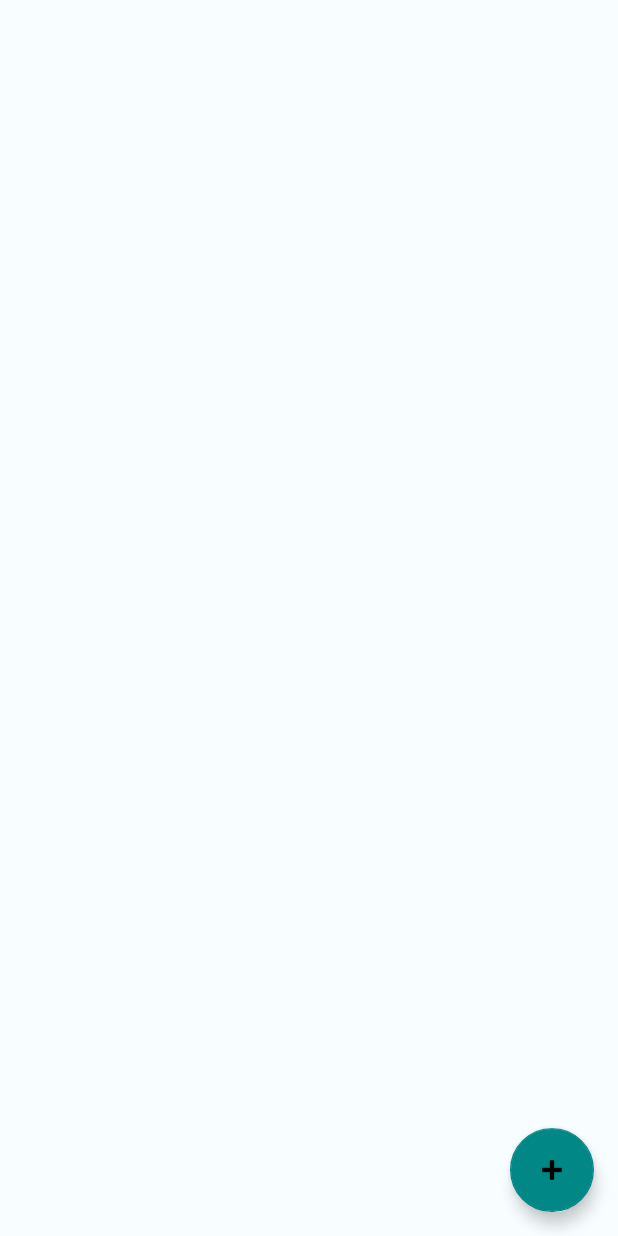
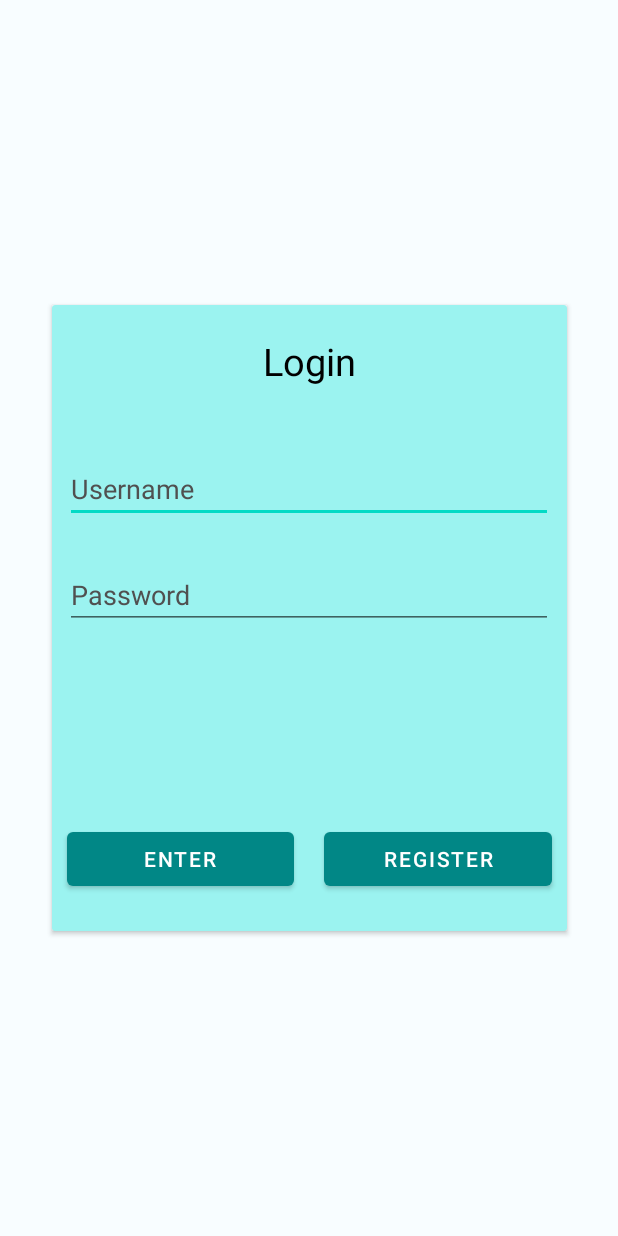
Before and after one commit to StefanBosev/Diplom-work, an Android app: the screen it shows after launch (DevicesActivity before the commit, LoginActivity after it), on a phone screen of 412 x 824 dp. Run offline under Robolectric (Android 15) with nearby library versions, the phone set to English and light mode, and no system bars.

Commit message:
Added login and registration (only 1 profile acceptable); fixed background color for different pages

```diff
--- a/SmartQRLockApp/app/src/main/java/org/elsys/smartqrlockapp/AddNewDeviceActivity.java
+++ b/SmartQRLockApp/app/src/main/java/org/elsys/smartqrlockapp/AddNewDeviceActivity.java
@@ -15,6 +15,7 @@ import android.widget.TextView;
 
 import org.elsys.smartqrlockapp.factories.AccessCardFactory;
 import org.elsys.smartqrlockapp.factories.FileManager;
+import org.elsys.smartqrlockapp.values.Colors;
 import org.json.JSONException;
 import org.json.JSONObject;
 
@@ -25,8 +26,10 @@ public class AddNewDeviceActivity extends AppCompatActivity {
     @Override
     protected void onCreate(Bundle savedInstanceState) {
         super.onCreate(savedInstanceState);
+        setContentView(R.layout.activity_add_new_device);
 
-        setContentView(R.layout.activity_add_new_device);
+        findViewById(R.id.newDeviceActivityBody).setBackgroundColor(Colors.APP_BACKGROUND);
+
         Button submit = (Button) findViewById(R.id.submit);
         submit.setOnClickListener(new View.OnClickListener() {
             @Override
--- a/SmartQRLockApp/app/src/main/java/org/elsys/smartqrlockapp/EditDeviceActivity.java
+++ b/SmartQRLockApp/app/src/main/java/org/elsys/smartqrlockapp/EditDeviceActivity.java
@@ -37,6 +37,7 @@ import com.google.zxing.qrcode.QRCodeWriter;
 
 import org.elsys.smartqrlockapp.factories.AccessCardFactory;
 import org.elsys.smartqrlockapp.factories.FileManager;
+import org.elsys.smartqrlockapp.values.Colors;
 import org.json.JSONException;
 import org.json.JSONObject;
 
@@ -67,6 +68,7 @@ public class EditDeviceActivity extends AppCompatActivity {
 
         deviceData = getIntent().getExtras();
         activityBody = findViewById(R.id.editDeviceActivityBody);
+        activityBody.setBackgroundColor(Colors.APP_BACKGROUND);
         deviceName = findViewById(R.id.setDeviceNameEdit);
         devicePlacement = findViewById(R.id.setDevicePlacementEdit);
         wifiName = findViewById(R.id.wifiNameEdit);
--- /dev/null
+++ b/SmartQRLockApp/app/src/main/java/org/elsys/smartqrlockapp/LoginActivity.java
@@ -0,0 +1,147 @@
+package org.elsys.smartqrlockapp;
+
+import androidx.appcompat.app.AppCompatActivity;
+import androidx.constraintlayout.widget.ConstraintLayout;
+
+import android.content.Intent;
+import android.graphics.Color;
+import android.os.Bundle;
+import android.view.View;
+import android.widget.Button;
+import android.widget.EditText;
+import android.widget.TextView;
+
+import org.elsys.smartqrlockapp.factories.FileManager;
+import org.elsys.smartqrlockapp.values.Colors;
+import org.json.JSONException;
+import org.json.JSONObject;
+
+import java.io.File;
+import java.nio.charset.StandardCharsets;
+import java.security.MessageDigest;
+import java.security.NoSuchAlgorithmException;
+import java.util.Arrays;
+
+public class LoginActivity extends AppCompatActivity {
+
+    private static final String credentialsDirName = "crd";
+
+    ConstraintLayout backgroundLayout;
+    Button enter;
+    Button register;
+    EditText username;
+    EditText password;
+    TextView errorMessage;
+
+    @Override
+    protected void onCreate(Bundle savedInstanceState) {
+        super.onCreate(savedInstanceState);
+        setContentView(R.layout.activity_login);
+        backgroundLayout = findViewById(R.id.loginBackground);
+        backgroundLayout.setBackgroundColor(Colors.APP_BACKGROUND);
+        username = findViewById(R.id.getUsername);
+        password = findViewById(R.id.getPassword);
+        errorMessage = findViewById(R.id.errorMessage);
+
+        enter = findViewById(R.id.enter);
+        enter.setOnClickListener(new View.OnClickListener() {
+            @Override
+            public void onClick(View v) {
+                String userName = username.getText().toString();
+                String pass = password.getText().toString();
+
+                int ifExists = checkCredentials(userName, pass);
+
+                switch (ifExists) {
+                    case 0:
+                        goToMainPage();
+                        break;
+                    case 1:
+                    case 2:
+                        errorMessage.setText("No user registered! Register first.");
+                        errorMessage.setVisibility(View.VISIBLE);
+                        break;
+                    case 3:
+                        errorMessage.setText("Wrong username or password");
+                        errorMessage.setVisibility(View.VISIBLE);
+                        break;
+                    default:
+                        errorMessage.setText("Internal error");
+                        errorMessage.setVisibility(View.VISIBLE);
+                        break;
+                }
+            }
+        });
+
+        register = findViewById(R.id.register);
+        register.setOnClickListener(new View.OnClickListener() {
+            @Override
+            public void onClick(View v) {
+                goToRegistrationPage();
+            }
+        });
+    }
+
+
+    private int checkCredentials(String username, String password) {
+        File directory = new File(this.getFilesDir() + File.separator + LoginActivity.credentialsDirName);
+
+        if (!directory.exists()) {
+            directory.mkdirs();
+            return 1;
+        }
+
+        MessageDigest digestor = null;
+
+        try {
+            digestor = MessageDigest.getInstance("SHA-256");
+        } catch (NoSuchAlgorithmException e) {
+            e.printStackTrace();
+        }
+
+        if (digestor == null) {
+            return -1;
+        }
+
+        byte[] hashedPassword = digestor.digest(password.getBytes(StandardCharsets.UTF_8));
+        byte[] hashedUsername = digestor.digest(username.getBytes(StandardCharsets.UTF_8));
+
+        File file = new File(directory, "file.json");
+
+        if (!file.exists()) {
+            return 2;
+        }
+
+        FileManager fileManager = FileManager.getInstance();
+        JSONObject data = fileManager.readFile(file);
+
+        boolean match = true;
+        try {
+            match = Arrays.toString(hashedPassword).equals(data.getString("password")) &&
+                    Arrays.toString(hashedUsername).equals(data.getString("username"));
+        } catch (JSONException e) {
+            e.printStackTrace();
+        }
+
+        System.out.println(data);
+        System.out.println("Hashed username: " + Arrays.toString(hashedUsername));
+        System.out.println("Hashed password: " + Arrays.toString(hashedPassword));
+        System.out.println(match);
+
+        if (match) {
+            return 0;
+        }
+
+        return 3;
+    }
+
+    private void goToMainPage() {
+        Intent intent = new Intent(this, DevicesActivity.class);
+        startActivity(intent);
+    }
+
+    private void goToRegistrationPage() {
+        Intent intent = new Intent(this, RegisterActivity.class);
+        startActivity(intent);
+    }
+}
--- a/SmartQRLockApp/app/src/main/java/org/elsys/smartqrlockapp/ShowQRActivity.java
+++ b/SmartQRLockApp/app/src/main/java/org/elsys/smartqrlockapp/ShowQRActivity.java
@@ -20,6 +20,7 @@ import android.widget.TextView;
 
 import com.google.zxing.WriterException;
 
+import org.elsys.smartqrlockapp.values.Colors;
 import org.json.JSONObject;
 
 import java.io.File;
@@ -41,7 +42,7 @@ public class ShowQRActivity extends AppCompatActivity {
         setContentView(R.layout.activity_show_qr);
 
         body = findViewById(R.id.showQRActivityBody);
-        body.setBackgroundColor(Color.WHITE);
+        body.setBackgroundColor(Colors.APP_BACKGROUND);
         qrCodeView = findViewById(R.id.qrCodeView);
 
         map = generateQRMap(getIntent().getStringExtra("data"));
--- /dev/null
+++ b/SmartQRLockApp/app/src/main/res/layout/activity_login.xml
@@ -0,0 +1,98 @@
+<?xml version="1.0" encoding="utf-8"?>
+<androidx.constraintlayout.widget.ConstraintLayout xmlns:android="http://schemas.android.com/apk/res/android"
+    xmlns:app="http://schemas.android.com/apk/res-auto"
+    xmlns:tools="http://schemas.android.com/tools"
+    android:id="@+id/loginBackground"
+    android:layout_width="match_parent"
+    android:layout_height="match_parent"
+    tools:context=".LoginActivity">
+
+    <androidx.cardview.widget.CardView
+        android:id="@+id/formField"
+        android:layout_width="343dp"
+        android:layout_height="417dp"
+        android:backgroundTint="@color/card_background"
+        app:layout_constraintBottom_toBottomOf="parent"
+        app:layout_constraintEnd_toEndOf="parent"
+        app:layout_constraintStart_toStartOf="parent"
+        app:layout_constraintTop_toTopOf="parent">
+
+        <LinearLayout
+            android:layout_width="match_parent"
+            android:layout_height="match_parent"
+            android:orientation="vertical">
+
+            <TextView
+                android:id="@+id/textView11"
+                android:layout_width="wrap_content"
+                android:layout_height="wrap_content"
+                android:text="Login"
+                android:textSize="25dp"
+                android:textColor="@color/black"
+                android:layout_marginTop="20dp"
+                android:layout_gravity="center"/>
+
+            <EditText
+                android:id="@+id/getUsername"
+                android:layout_width="325dp"
+                android:layout_height="wrap_content"
+                android:layout_marginTop="45dp"
+                android:layout_gravity="center"
+                android:ems="10"
+                android:inputType="textPersonName"
+                android:hint="Username"
+                android:textColorHint="@color/grey"
+                android:textColor="@color/black"/>
+
+            <EditText
+                android:id="@+id/getPassword"
+                android:layout_width="325dp"
+                android:layout_height="wrap_content"
+                android:layout_marginTop="25dp"
+                android:layout_gravity="center"
+                android:ems="10"
+                android:inputType="textPassword"
+                android:hint="Password"
+                android:textColorHint="@color/grey"
+                android:textColor="@color/black"/>
+
+            <TextView
+                android:id="@+id/errorMessage"
+                android:layout_width="325dp"
+                android:layout_height="wrap_content"
+                android:layout_gravity="center"
+                android:textColor="#FF0000"
+                android:visibility="invisible"/>
+
+            <LinearLayout
+                android:layout_width="match_parent"
+                android:layout_height="wrap_content"
+                android:layout_marginTop="110dp">
+
+                <Button
+                    android:id="@+id/enter"
+                    android:layout_width="120dp"
+                    android:layout_height="wrap_content"
+                    android:layout_weight='1'
+                    android:layout_marginLeft="10dp"
+                    android:layout_marginRight="10dp"
+                    android:text="Enter"
+                    android:textColor="@color/white"/>
+
+                <Button
+                    android:id="@+id/register"
+                    android:layout_width="120dp"
+                    android:layout_weight='1'
+                    android:layout_height="wrap_content"
+                    android:layout_marginRight="10dp"
+                    android:layout_marginLeft="10dp"
+                    android:layout_gravity="end"
+                    android:text="Register"
+                    android:textColor="@color/white"/>
+
+            </LinearLayout>
+
+
+        </LinearLayout>
+    </androidx.cardview.widget.CardView>
+</androidx.constraintlayout.widget.ConstraintLayout>
--- a/SmartQRLockApp/app/src/main/res/values/colors.xml
+++ b/SmartQRLockApp/app/src/main/res/values/colors.xml
@@ -8,7 +8,9 @@
     <color name="black">#FF000000</color>
     <color name="white">#FFFFFFFF</color>
     <color name="light_grey">#C0C0C0</color>
+    <color name="grey">#505050</color>
     <color name="card_green">#FFCEEAF7</color>
     <color name="primary_theme">#ADFC92</color>
+    <color name="card_background">#9BF3F0</color>
     <color name="theme_orange">#D78A2C</color>
 </resources>
```
Also changed, not shown: SmartQRLockApp/app/src/main/AndroidManifest.xml (+9 -6 lines), SmartQRLockApp/app/src/main/java/org/elsys/smartqrlockapp/DevicesActivity.java (+5 -29 lines), SmartQRLockApp/app/src/main/java/org/elsys/smartqrlockapp/RegisterActivity.java (added, +147 -0 lines), SmartQRLockApp/app/src/main/java/org/elsys/smartqrlockapp/factories/FileManager.java (+27 -0 lines), SmartQRLockApp/app/src/main/res/layout/activity_register.xml (added, +103 -0 lines).
